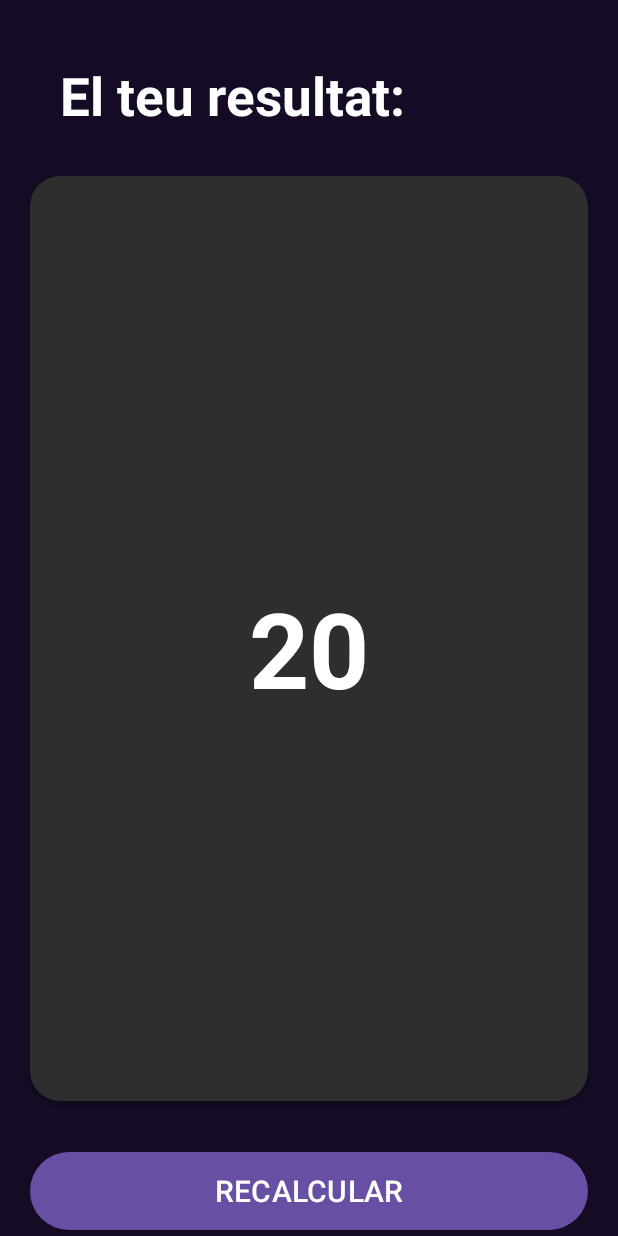
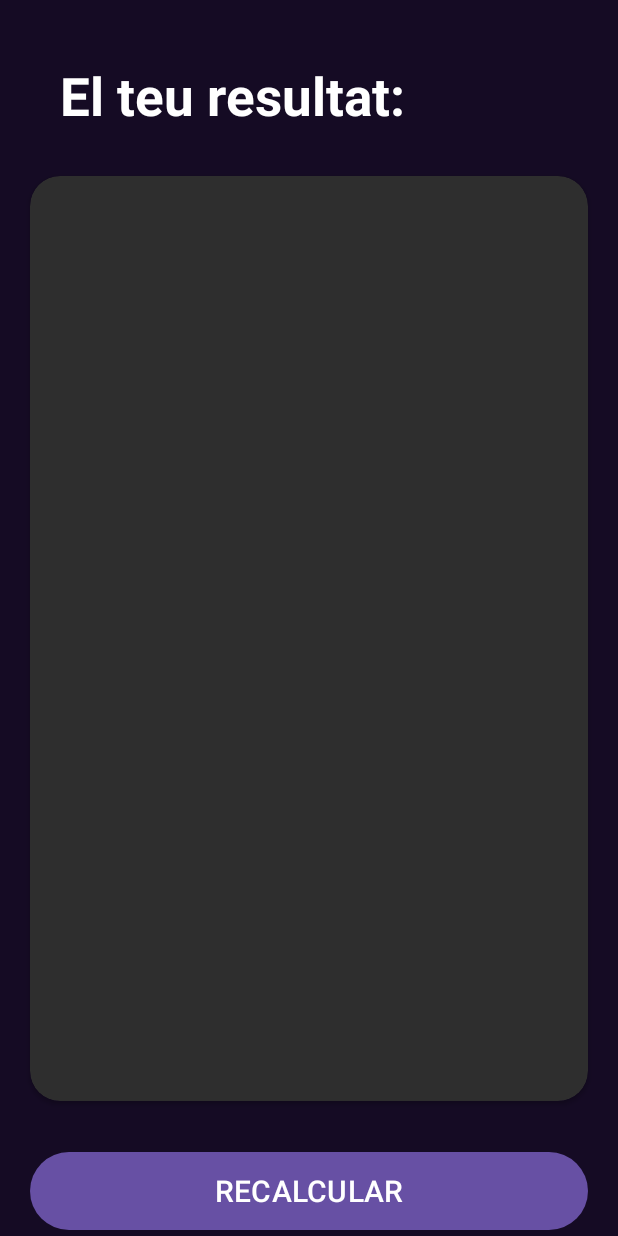
Before and after one commit to IvanGoMa/DSAM_Act4_Part2, an Android app: the layout activity_result.xml on its own in the app's theme, with its tools: preview values and no code run, on a phone screen of 412 x 824 dp. Run offline under Robolectric (Android 15) with nearby library versions, the phone set to English and light mode, and no system bars.

```diff
--- a/app/src/main/java/ivangoma/dam2/activitat041/CalculatorActivity.kt
+++ b/app/src/main/java/ivangoma/dam2/activitat041/CalculatorActivity.kt
@@ -90,7 +90,7 @@ class CalculatorActivity: AppCompatActivity()  {
         }
         btnCalcular.setOnClickListener {
             val resultado = calcularIMC()
-            //navigateToResult(resultado)
+            navigateToResult(resultado)
         }
 
     }
--- a/app/src/main/res/layout/activity_result.xml
+++ b/app/src/main/res/layout/activity_result.xml
@@ -39,7 +39,7 @@
             android:layout_height="match_parent"
             android:gravity="center"
             android:orientation="vertical"
-            android:layout_marginHorizontal="20dp">
+            android:layout_marginHorizontal="30dp">
 
             <TextView
                 android:id="@+id/estat"
@@ -55,7 +55,7 @@
                 android:layout_height="wrap_content"
                 android:textSize="70sp"
                 android:textStyle="bold"
-                android:text="@string/resultatValor"
+                android:text=""
                 android:textColor="@color/white"
                 android:layout_marginVertical="80dp"/>
 
```
Also changed, not shown: app/src/main/java/ivangoma/dam2/activitat041/ResultActivity.kt (+8 -0 lines).
